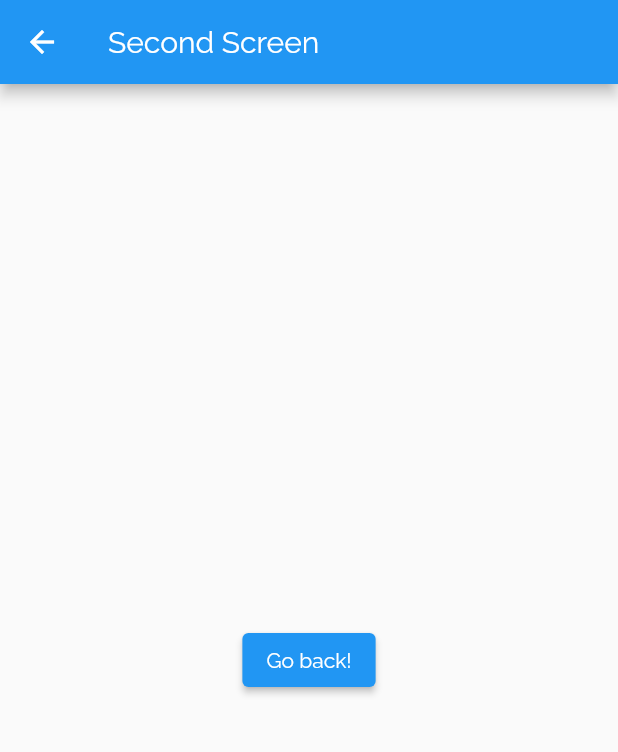
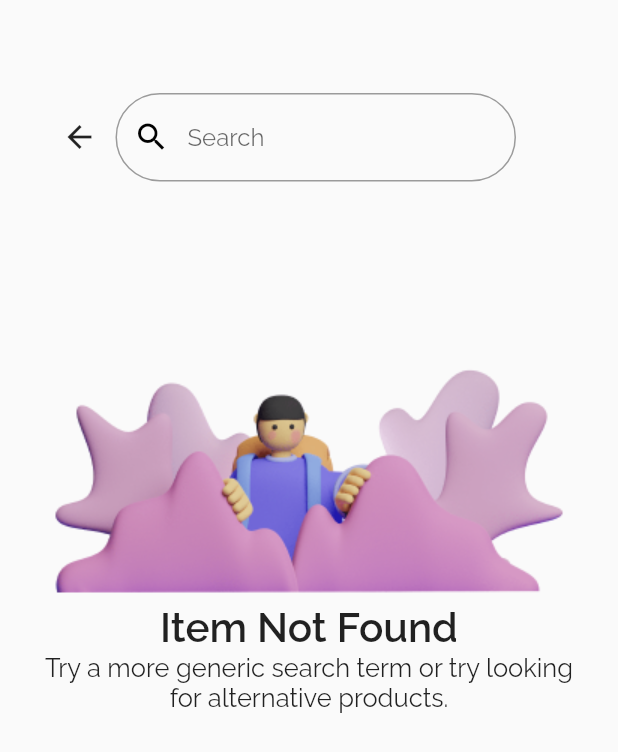
Before and after one commit to BustamanteMelkia/Tech-ecommerce-app, a Flutter app: the SearchScreen screen opened directly, on a phone screen of 412 x 824 dp. Shown: the top 752 px of the screen. Run offline on Flutter 3.47's test engine with Material 2 defaults, Android fonts, the phone set to English and light mode, and no system bars; our stand-ins replace carousel_slider, contained_tab_bar_view.

Commit message:
Agregadas las vistas de busqueda y el single  item

```diff
--- a/lib/screens/iniciopage.dart
+++ b/lib/screens/iniciopage.dart
@@ -29,6 +29,7 @@ class InicioPage extends StatelessWidget {
                           width: 267.0,
                           child: TextField(
                             onTap: (){
+                              Navigator.pushNamed(context, '/busqueda');
 
                             },
 
--- a/lib/screens/searchscreen.dart
+++ b/lib/screens/searchscreen.dart
@@ -1,4 +1,12 @@
+import 'package:ecommerce_app/widgets/searchitem.dart';
 import 'package:flutter/material.dart';
+import 'package:flutter_staggered_grid_view/flutter_staggered_grid_view.dart';
+
+class GlobalData {
+  static String datosusuario = '';
+}
+
+var busquedaquery = ValueNotifier<String>('');
 
 class SearchScreen extends StatelessWidget {
   const SearchScreen({Key? key}) : super(key: key);
@@ -6,17 +14,182 @@ class SearchScreen extends StatelessWidget {
   @override
   Widget build(BuildContext context) {
     return Scaffold(
-      appBar: AppBar(
-        title: const Text('Second Screen'),
-      ),
-      body: Center(
-        child: ElevatedButton(
-          onPressed: () {
-            // Navigate back to first screen when tapped.
-          },
-          child: const Text('Go back!'),
+
+        body: Column(
+      children: <Widget>[
+        Padding(
+          padding: const EdgeInsets.only(left: 29, top: 62),
+          child: Row(
+            children: <Widget>[
+              IconButton(onPressed: () {
+                Navigator.pop(context);
+                //Navigator.popAndPushNamed(context, '/busqueda');
+              }, icon: const Icon(Icons.arrow_back)),
+              const Busqueda()
+            ],
+          ),
+        ),
+        const Padding(
+            padding: EdgeInsets.only(top: 20),
+            child: Center(
+              child: TextResult(),
+            )),
+        SearchResult()
+      ],
+    ));
+  }
+}
+
+class TextResult extends StatefulWidget {
+  const TextResult({Key? key}) : super(key: key);
+
+  @override
+  _TextResultState createState() => _TextResultState();
+}
+
+class _TextResultState extends State<TextResult> {
+  @override
+  Widget build(BuildContext context) {
+    return ValueListenableBuilder(
+        valueListenable: busquedaquery,
+        builder: (context, value, widget) {
+          String text='';
+          if(value=='watch'){
+            text='Found 4 results';
+          }
+
+         return Text(
+            text,
+            style: const TextStyle(
+                fontSize: 27,
+                fontWeight: FontWeight.w600,
+                fontFamily: 'Raleway'),
+          );
+
+    }
+    );
+  }
+}
+
+
+class Busqueda extends StatefulWidget {
+  const Busqueda({Key? key}) : super(key: key);
+
+  @override
+  _BusquedaState createState() => _BusquedaState();
+}
+
+class _BusquedaState extends State<Busqueda> {
+  TextEditingController _searchController = new TextEditingController();
+  String _searchText = "";
+
+  @override
+  Widget build(BuildContext context) {
+    return SizedBox(
+      width: 267.0,
+      child: TextField(
+        onSubmitted: (value) {},
+        controller: _searchController,
+        decoration: InputDecoration(
+          hintText: "Search",
+          prefixIcon: const Icon(
+            Icons.search,
+            color: Colors.black,
+          ),
+          suffixIcon: _searchText.isNotEmpty
+              ? IconButton(
+                  icon: Icon(Icons.clear),
+                  onPressed: () {},
+                )
+              : null,
+          border: const OutlineInputBorder(
+            borderRadius: BorderRadius.all(
+              Radius.circular(30.0),
+            ),
+          ),
         ),
       ),
     );
   }
+
+  @override
+  void initState() {
+    super.initState();
+    _searchController = TextEditingController();
+    _searchController.addListener(() {
+      setState(() {
+        _searchText = _searchController.text;
+        GlobalData.datosusuario = _searchController.text;
+        busquedaquery.value = _searchController.text;
+      });
+    });
+  }
 }
+
+class SearchResult extends StatefulWidget {
+  const SearchResult({Key? key}) : super(key: key);
+
+  @override
+  _SearchResultState createState() => _SearchResultState();
+}
+
+class _SearchResultState extends State<SearchResult> {
+  @override
+  Widget build(BuildContext context) {
+    return Container(
+        child: ValueListenableBuilder(
+            valueListenable: busquedaquery,
+            builder: (context, value, widget) {
+              if (value == 'watch') {
+                return Expanded(
+                  child: Padding(
+                      padding: EdgeInsets.only(left: 32, right: 34, top: 20),
+                      child: StaggeredGridView.count(
+                        crossAxisCount: 4,
+                        mainAxisSpacing: 4,
+                        children: const <Widget>[
+                          SearchItem(),
+                          SearchItem(),
+                          SearchItem(),
+                          SearchItem(),
+                        ],
+                        staggeredTiles: const [
+                          StaggeredTile.count(2, 4),
+                          StaggeredTile.count(2, 5),
+                          StaggeredTile.count(2, 4),
+                          StaggeredTile.count(
+                              2, 4), // takes up 2 rows and 2 columns space
+                        ],
+                      ))
+                );
+
+              } else {
+                return  Column(children: const <Widget>[
+                  Center(
+                    child: Image(
+                        image: AssetImage('assets/images/itemnotfound.png')),
+                  ),
+                  Center(
+                    child: Text('Item Not Found',
+                        style: TextStyle(
+                            fontSize: 27,
+                            fontWeight: FontWeight.w600,
+                            fontFamily: 'Raleway')),
+                  ),
+                  Center(
+                    child: Padding(
+                      padding: EdgeInsets.only(left: 20, right: 20),
+                      child: Text(
+                          'Try a more generic search term or try looking for alternative products.',
+                          style: TextStyle(
+                              fontSize: 17,
+                              fontWeight: FontWeight.w400,
+                              fontFamily: 'Raleway'),
+                          textAlign: TextAlign.center),
+                    ),
+                  )
+                ]);
+              }
+            }));
+  }
+}
--- a/pubspec.yaml
+++ b/pubspec.yaml
@@ -36,6 +36,7 @@ dependencies:
   cupertino_icons: ^1.0.2
   carousel_slider: ^4.0.0
   contained_tab_bar_view: ^0.8.0
+  flutter_staggered_grid_view: ^0.4.1
 
 dev_dependencies:
   flutter_test:
```
Also changed, not shown: lib/screens/singleitemscreen.dart (added, +219 -0 lines), lib/widgets/buttonmini.dart (added, +34 -0 lines), lib/widgets/searchitem.dart (added, +46 -0 lines), assets/images/ipad.png (added), assets/images/itemnotfound.png (added), pubspec.lock.
